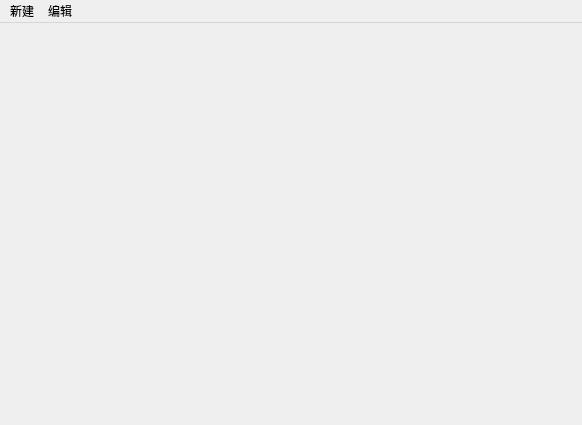
This is VSCodeDemos/Forms/MainWindow.ui in MagicGunner/QTStudy as Qt 5 draws it before an edit. The edited form follows.
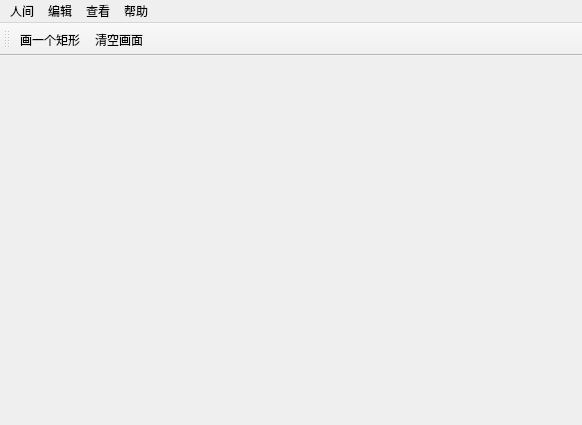
This is the edited form.

```diff
--- a/VSCodeDemos/Forms/MainWindow.ui
+++ b/VSCodeDemos/Forms/MainWindow.ui
@@ -21,7 +21,7 @@
    </property>
    <widget class="QMenu" name="menu">
     <property name="title">
-     <string>新建</string>
+     <string>人间</string>
     </property>
    </widget>
    <widget class="QMenu" name="menu_2">
@@ -29,9 +29,50 @@
      <string>编辑</string>
     </property>
    </widget>
+   <widget class="QMenu" name="menu_3">
+    <property name="title">
+     <string>查看</string>
+    </property>
+   </widget>
+   <widget class="QMenu" name="menu_4">
+    <property name="title">
+     <string>帮助</string>
+    </property>
+   </widget>
    <addaction name="menu"/>
    <addaction name="menu_2"/>
+   <addaction name="menu_3"/>
+   <addaction name="menu_4"/>
   </widget>
+  <widget class="QToolBar" name="toolBar">
+   <property name="windowTitle">
+    <string>toolBar</string>
+   </property>
+   <attribute name="toolBarArea">
+    <enum>TopToolBarArea</enum>
+   </attribute>
+   <attribute name="toolBarBreak">
+    <bool>false</bool>
+   </attribute>
+   <addaction name="actionDraw"/>
+   <addaction name="actionClear"/>
+  </widget>
+  <action name="actionDraw">
+   <property name="text">
+    <string>画一个矩形</string>
+   </property>
+   <property name="menuRole">
+    <enum>QAction::MenuRole::NoRole</enum>
+   </property>
+  </action>
+  <action name="actionClear">
+   <property name="text">
+    <string>清空画面</string>
+   </property>
+   <property name="menuRole">
+    <enum>QAction::MenuRole::NoRole</enum>
+   </property>
+  </action>
  </widget>
  <resources/>
  <connections/>
```
Left out of the diff: 1 changed line with no effect on the pictures.
